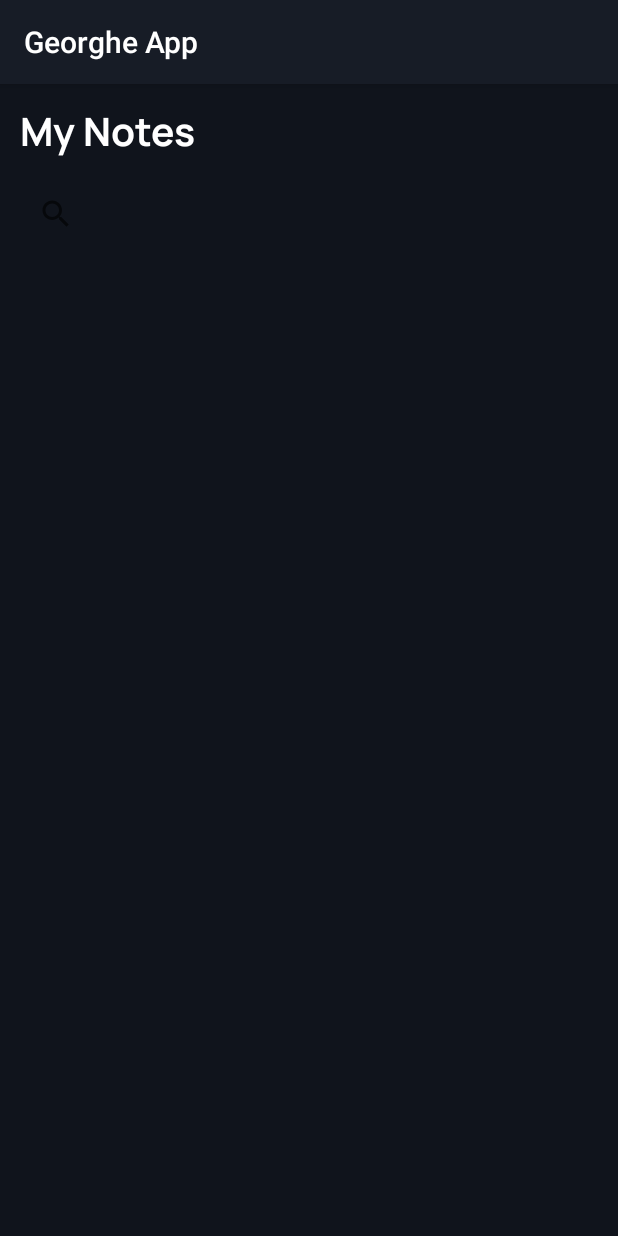
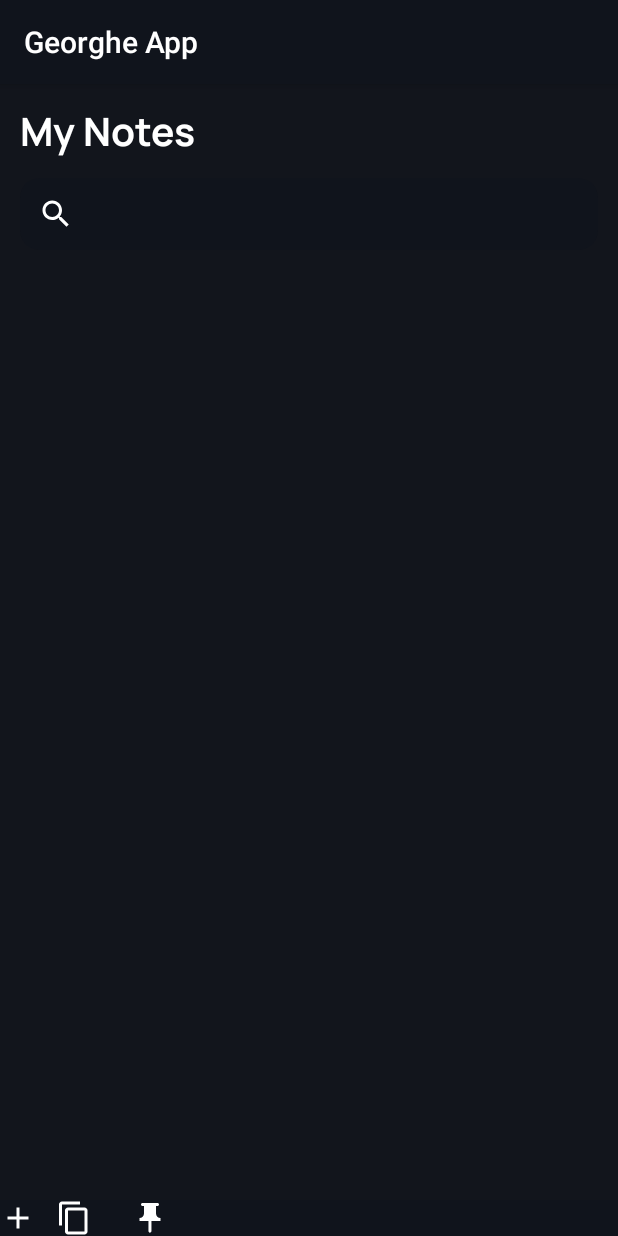
Before and after one commit to 6304673J8/MyCustomApp, an Android app: the screen it shows after launch (MainActivity), on a phone screen of 412 x 824 dp. Run offline under Robolectric (Android 15) with nearby library versions, the phone set to English and light mode, and no system bars; our stand-ins replace sdp/ssp sizes.

Commit message:
resources/drawable - Note Edition

```diff
--- /dev/null
+++ b/NotingApp/app/src/main/res/drawable/ic_baseline_copy_content_24.xml
@@ -0,0 +1,10 @@
+<vector xmlns:android="http://schemas.android.com/apk/res/android"
+    android:width="24dp"
+    android:height="24dp"
+    android:viewportWidth="24"
+    android:viewportHeight="24"
+    android:tint="?attr/colorControlNormal">
+  <path
+      android:fillColor="@android:color/white"
+      android:pathData="M16,1L4,1c-1.1,0 -2,0.9 -2,2v14h2L4,3h12L16,1zM19,5L8,5c-1.1,0 -2,0.9 -2,2v14c0,1.1 0.9,2 2,2h11c1.1,0 2,-0.9 2,-2L21,7c0,-1.1 -0.9,-2 -2,-2zM19,21L8,21L8,7h11v14z"/>
+</vector>
--- /dev/null
+++ b/NotingApp/app/src/main/res/drawable/ic_edit_pin_note_24.xml
@@ -0,0 +1,11 @@
+<vector xmlns:android="http://schemas.android.com/apk/res/android"
+    android:width="24dp"
+    android:height="24dp"
+    android:viewportWidth="24"
+    android:viewportHeight="24"
+    android:tint="?attr/colorControlNormal">
+  <path
+      android:fillColor="@android:color/white"
+      android:pathData="M16,9V4l1,0c0.55,0 1,-0.45 1,-1v0c0,-0.55 -0.45,-1 -1,-1H7C6.45,2 6,2.45 6,3v0c0,0.55 0.45,1 1,1l1,0v5c0,1.66 -1.34,3 -3,3h0v2h5.97v7l1,1l1,-1v-7H19v-2h0C17.34,12 16,10.66 16,9z"
+      android:fillType="evenOdd"/>
+</vector>
--- a/NotingApp/app/src/main/res/drawable/ic_main_search_24.xml
+++ b/NotingApp/app/src/main/res/drawable/ic_main_search_24.xml
@@ -3,7 +3,7 @@
     android:height="24dp"
     android:viewportWidth="24"
     android:viewportHeight="24"
-    android:tint="?attr/colorControlNormal">
+    android:tint="@color/ColorWhite">
   <path
       android:fillColor="@android:color/white"
       android:pathData="M15.5,14h-0.79l-0.28,-0.27C15.41,12.59 16,11.11 16,9.5 16,5.91 13.09,3 9.5,3S3,5.91 3,9.5 5.91,16 9.5,16c1.61,0 3.09,-0.59 4.23,-1.57l0.27,0.28v0.79l5,4.99L20.49,19l-4.99,-5zM9.5,14C7.01,14 5,11.99 5,9.5S7.01,5 9.5,5 14,7.01 14,9.5 11.99,14 9.5,14z"/>
--- a/NotingApp/app/src/main/res/layout/activity_main.xml
+++ b/NotingApp/app/src/main/res/layout/activity_main.xml
@@ -17,18 +17,53 @@
         android:paddingTop="@dimen/_10sdp"
         app:layout_constraintTop_toTopOf="parent"
         app:layout_constraintStart_toStartOf="parent"
+        app:layout_constraintEnd_toEndOf="parent"
         android:fontFamily="@font/manrope_bold"
         android:textColor="@color/ColorWhite" />
     <SearchView
         android:layout_width="match_parent"
         android:layout_height="wrap_content"
         android:layout_margin="@dimen/_10sdp"
+        android:searchIcon="@drawable/ic_main_search_24"
+        android:background="@drawable/background"
         app:layout_constraintTop_toBottomOf="@id/test1"
         app:layout_constraintEnd_toStartOf="parent"
-        android:id="@+id/search_view"
-        >
-    </SearchView>
-
+        app:layout_constraintEnd_toEndOf="parent"
+        android:id="@+id/search_view"/>
+    <androidx.recyclerview.widget.RecyclerView
+        android:layout_width="match_parent"
+        android:layout_height="wrap_content"
+        app:layout_constraintTop_toBottomOf="@id/search_view"
+        app:layout_constraintEnd_toStartOf="parent"
+        android:id="@+id/recycler_view"/>
+    <LinearLayout
+        android:layout_width="match_parent"
+        android:layout_height="wrap_content"
+        app:layout_constraintBottom_toBottomOf="parent"
+        app:layout_constraintEnd_toStartOf="parent"
+        app:layout_constraintEnd_toEndOf="parent"
+        android:background="@color/colorPrimary"
+        android:orientation="horizontal">
+        <ImageView
+            android:layout_width="wrap_content"
+            android:layout_height="wrap_content"
+            android:src="@drawable/ic_baseline_add_24"
+            app:tint="@color/ColorWhite"/>
+        <ImageView
+            android:layout_width="wrap_content"
+            android:layout_height="wrap_content"
+            android:src="@drawable/ic_baseline_copy_content_24"
+            android:layout_marginStart="@dimen/_10sdp"
+            android:layout_marginEnd="@dimen/_10sdp"
+            app:tint="@color/ColorWhite"/>
+        <ImageView
+            android:layout_width="wrap_content"
+            android:layout_height="wrap_content"
+            android:src="@drawable/ic_edit_pin_note_24"
+            android:layout_marginStart="@dimen/_10sdp"
+            android:layout_marginEnd="@dimen/_10sdp"
+            app:tint="@color/ColorWhite"/>
+    </LinearLayout>
 
 
 </androidx.constraintlayout.widget.ConstraintLayout>
--- a/NotingApp/app/src/main/res/values/colors.xml
+++ b/NotingApp/app/src/main/res/values/colors.xml
@@ -8,8 +8,8 @@
     <color name="black">#FF000000</color>
     <color name="white">#FFFFFFFF</color>
 
-    <color name="colorPrimary">#171C26</color>
-    <color name="colorPrimaryDark">#10141C</color>
+    <color name="colorPrimary">#10141C</color>
+    <color name="colorPrimaryDark">#12151C</color>
     <color name="colorAccent">#4e33ff</color>
     <color name="ColorWhite">#ffffff</color>
     <color name="ColorGray">#CACACA</color>
```
Also changed, not shown: NotingApp/app/src/main/res/drawable/ic_baseline_add_image_24.xml (added, +10 -0 lines), NotingApp/app/src/main/res/drawable/ic_baseline_duplicate_file_24.xml (added, +10 -0 lines), NotingApp/app/src/main/res/drawable/ic_baseline_insert_link_24.xml (added, +10 -0 lines), NotingApp/app/src/main/res/drawable/ic_baseline_save_24.xml (added, +10 -0 lines).
